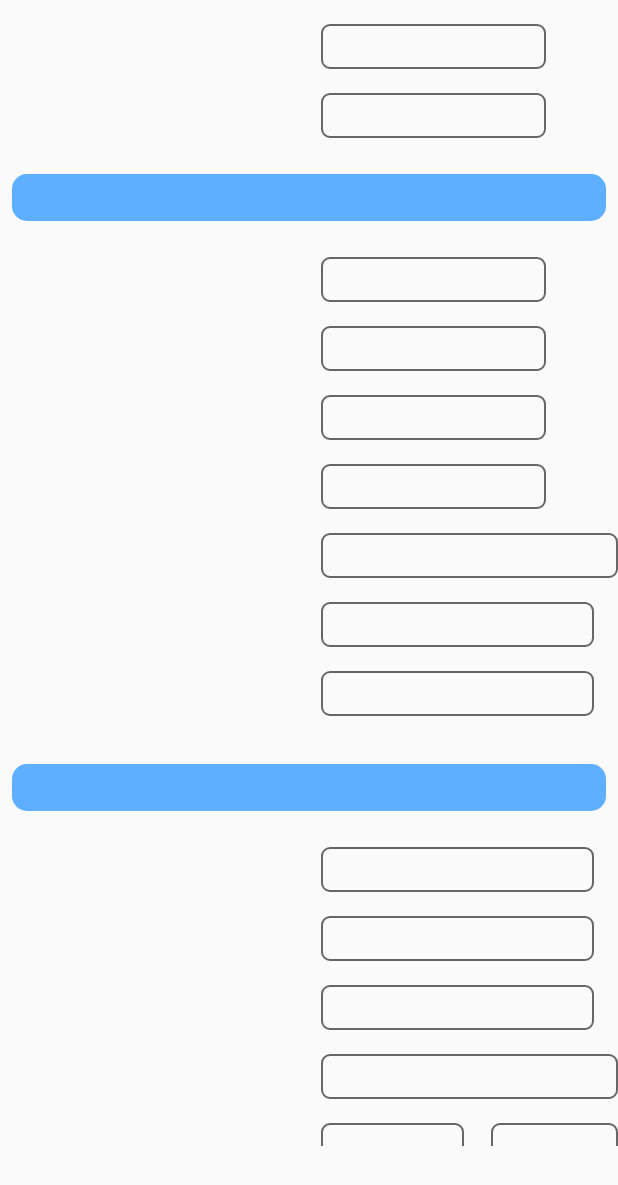
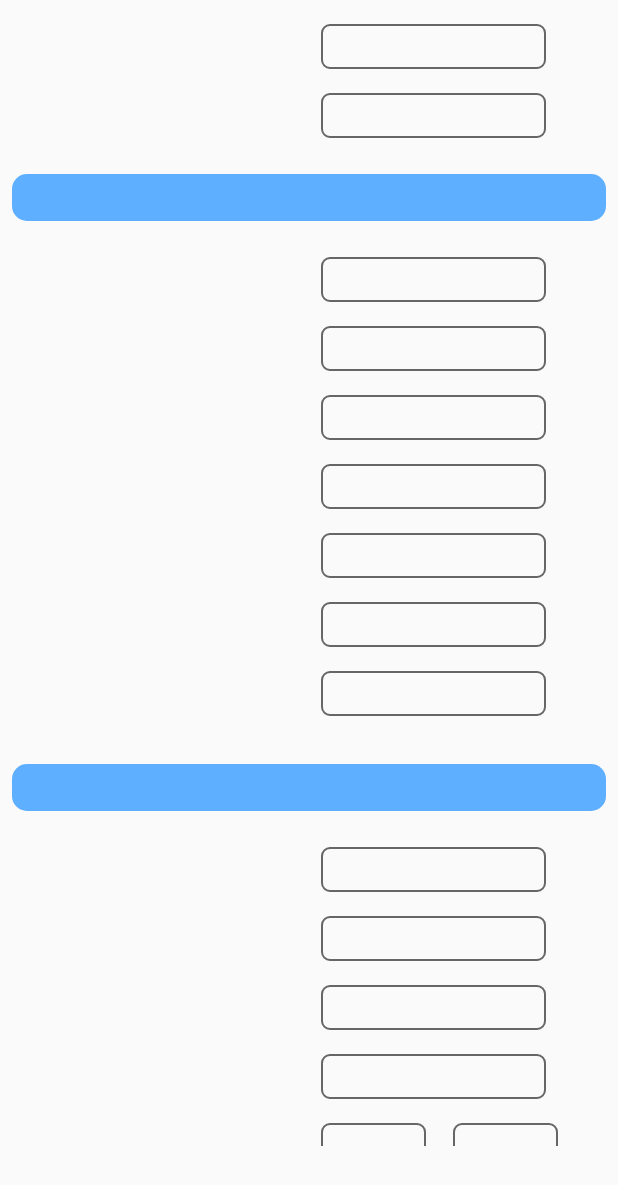
Before and after one commit to Enaxom/osg-patrol, an Android app: the layout fragment_input.xml on its own in the app's theme, with its tools: preview values and no code run, on a phone screen of 412 x 824 dp. Shown: the top 1185 px of the screen. Run offline under Robolectric (Android 15) with nearby library versions, the phone set to English and light mode, and no system bars.

Commit message:
modif layout mobile

```diff
--- a/app/src/main/res/layout/fragment_input.xml
+++ b/app/src/main/res/layout/fragment_input.xml
@@ -44,6 +44,8 @@
                         android:layout_height="wrap_content"
                         android:layout_gravity="top"
                         android:layout_marginTop="8dp"
+                        android:layout_marginEnd="10dp"
+                        android:gravity="end"
                         android:layout_alignParentEnd="true"
                         android:textColor="@color/black"
                         android:textSize="@dimen/medium_text"/>
@@ -89,6 +91,8 @@
                         android:layout_height="wrap_content"
                         android:layout_gravity="top"
                         android:layout_marginTop="8dp"
+                        android:layout_marginEnd="10dp"
+                        android:gravity="end"
                         android:textColor="@color/black"
                         android:layout_alignParentEnd="true"
                         android:textSize="@dimen/medium_text"/>
@@ -117,75 +121,6 @@
 
         </LinearLayout>
 
-        <!--
-        <LinearLayout
-            android:id="@+id/linearLayout"
-            android:layout_width="match_parent"
-            android:layout_height="wrap_content"
-            android:paddingTop="15dp"
-            android:orientation="vertical"
-            android:descendantFocusability="beforeDescendants"
-            android:focusableInTouchMode="true"
-            app:layout_constraintEnd_toEndOf="parent"
-            app:layout_constraintStart_toStartOf="parent"
-            app:layout_constraintTop_toTopOf="parent">
-
-            <LinearLayout
-                android:layout_width="wrap_content"
-                android:layout_height="wrap_content"
-                android:orientation="horizontal"
-                android:layout_weight="1"
-                android:gravity="center">
-
-                <TextView
-                    android:id="@+id/txtTeam"
-                    android:layout_width="wrap_content"
-                    android:layout_height="wrap_content"
-                    android:layout_gravity="top"
-                    android:layout_marginTop="8dp"
-                    android:textColor="@color/black"
-                    android:textSize="@dimen/medium_text" />
-
-                <Spinner
-                    android:id="@+id/spinTeam"
-                    android:layout_width="150dp"
-                    android:layout_height="30dp"
-                    android:layout_gravity="top"
-                    android:layout_marginStart="8dp"
-                    android:layout_marginTop="8dp"
-                    android:background="@drawable/spinner" />
-
-            </LinearLayout>
-
-            <LinearLayout
-                android:layout_width="wrap_content"
-                android:layout_height="wrap_content"
-                android:orientation="horizontal"
-                android:layout_weight="1"
-                android:gravity="center">
-
-                <TextView
-                    android:id="@+id/txtUser"
-                    android:layout_width="wrap_content"
-                    android:layout_height="wrap_content"
-                    android:layout_gravity="top"
-                    android:layout_marginTop="8dp"
-                    android:textColor="@color/black"
-                    android:textSize="@dimen/medium_text" />
-
-                <Spinner
-                    android:id="@+id/spinUser"
-                    android:layout_width="150dp"
-                    android:layout_height="30dp"
-                    android:layout_gravity="top"
-                    android:layout_marginStart="8dp"
-                    android:layout_marginTop="8dp"
-                    android:layout_marginEnd="16dp"
-                    android:background="@drawable/spinner" />
-
-            </LinearLayout>
-        </LinearLayout>
--->
         <LinearLayout
             android:id="@+id/address"
             android:layout_width="match_parent"
@@ -241,6 +176,7 @@
                         android:layout_gravity="top"
                         android:layout_marginTop="8dp"
                         android:layout_marginEnd="10dp"
+                        android:gravity="end"
                         android:textColor="@color/black"
                         android:layout_alignParentEnd="true"
                         android:textSize="@dimen/medium_text"/>
@@ -288,6 +224,7 @@
                         android:layout_gravity="top"
                         android:layout_marginTop="8dp"
                         android:layout_marginEnd="10dp"
+                        android:gravity="end"
                         android:textColor="@color/black"
                         android:layout_alignParentEnd="true"
                         android:textSize="@dimen/medium_text"/>
@@ -336,6 +273,7 @@
                         android:layout_marginTop="8dp"
                         android:layout_marginEnd="10dp"
                         android:textColor="@color/black"
+                        android:gravity="end"
                         android:layout_alignParentEnd="true"
                         android:textSize="@dimen/medium_text" />
 
@@ -383,6 +321,7 @@
                         android:layout_gravity="top"
                         android:layout_marginTop="8dp"
                         android:layout_marginEnd="10dp"
+                        android:gravity="end"
                         android:textColor="@color/black"
                         android:layout_alignParentEnd="true"
                         android:textSize="@dimen/medium_text" />
@@ -430,6 +369,7 @@
                         android:layout_gravity="top"
                         android:layout_marginTop="8dp"
                         android:layout_marginEnd="10dp"
+                        android:gravity="end"
                         android:textColor="@color/black"
                         android:layout_alignParentEnd="true"
                         android:textSize="@dimen/medium_text" />
@@ -443,7 +383,7 @@
 
                     <EditText
                         android:id="@+id/etPillar"
-                        android:layout_width="210dp"
+                        android:layout_width="150dp"
                         android:layout_height="30dp"
                         android:textColorHint="#00FFFFFF"
                         android:background="@drawable/spinner"
@@ -482,6 +422,7 @@
                         android:layout_gravity="top"
                         android:layout_marginTop="8dp"
                         android:layout_marginEnd="10dp"
+                        android:gravity="end"
                         android:textColor="@color/black"
                         android:layout_alignParentEnd="true"
                         android:textSize="@dimen/medium_text" />
@@ -495,7 +436,7 @@
 
                     <Spinner
                         android:id="@+id/spinSpaceCat"
-                        android:layout_width="210dp"
+                        android:layout_width="150dp"
                         android:layout_height="30dp"
                         android:layout_gravity="top"
                         android:layout_marginStart="8dp"
@@ -530,6 +471,7 @@
                         android:layout_gravity="top"
                         android:layout_marginTop="8dp"
                         android:layout_marginEnd="10dp"
+                        android:gravity="end"
                         android:textColor="@color/black"
                         android:layout_alignParentEnd="true"
                         android:textSize="@dimen/medium_text" />
@@ -543,7 +485,7 @@
 
                     <Spinner
                         android:id="@+id/spinSpace"
-                        android:layout_width="210dp"
+                        android:layout_width="150dp"
                         android:layout_height="30dp"
                         android:layout_gravity="top"
                         android:layout_marginStart="8dp"
@@ -614,6 +556,7 @@
                         android:layout_gravity="top"
                         android:layout_marginTop="8dp"
                         android:layout_marginEnd="10dp"
+                        android:gravity="end"
                         android:textColor="@color/black"
                         android:layout_alignParentEnd="true"
                         android:textSize="@dimen/medium_text" />
@@ -627,7 +570,7 @@
 
                     <Spinner
                         android:id="@+id/spinNature"
-                        android:layout_width="210dp"
+                        android:layout_width="150dp"
                         android:layout_height="30dp"
                         android:layout_gravity="top"
                         android:layout_marginStart="8dp"
@@ -661,6 +604,7 @@
                         android:layout_gravity="top"
                         android:layout_marginTop="8dp"
                         android:layout_marginEnd="10dp"
+                        android:gravity="end"
                         android:textColor="@color/black"
                         android:layout_alignParentEnd="true"
                         android:textSize="@dimen/medium_text" />
@@ -674,7 +618,7 @@
 
                     <Spinner
                         android:id="@+id/spinFrequency"
-                        android:layout_width="210dp"
+                        android:layout_width="150dp"
                         android:layout_height="30dp"
                         android:layout_gravity="top"
                         android:layout_marginStart="8dp"
@@ -708,6 +652,7 @@
                         android:layout_gravity="top"
                         android:layout_marginTop="8dp"
                         android:layout_marginEnd="10dp"
+                        android:gravity="end"
                         android:textColor="@color/black"
                         android:layout_alignParentEnd="true"
                         android:textSize="@dimen/medium_text" />
@@ -721,7 +666,7 @@
 
                     <Spinner
                         android:id="@+id/spinMaterial"
-                        android:layout_width="210dp"
+                        android:layout_width="150dp"
                         android:layout_height="30dp"
                         android:layout_gravity="top"
                         android:layout_marginStart="8dp"
@@ -755,6 +700,7 @@
                         android:layout_gravity="top"
                         android:layout_marginTop="8dp"
                         android:layout_marginEnd="10dp"
+                        android:gravity="end"
                         android:textColor="@color/black"
                         android:layout_alignParentEnd="true"
                         android:textSize="@dimen/medium_text" />
@@ -768,7 +714,7 @@
 
                     <EditText
                         android:id="@+id/etCode"
-                        android:layout_width="210dp"
+                        android:layout_width="150dp"
                         android:layout_height="30dp"
                         android:textColorHint="#00FFFFFF"
                         android:background="@drawable/spinner"
@@ -805,6 +751,7 @@
                         android:layout_gravity="top"
                         android:layout_marginTop="8dp"
                         android:layout_marginEnd="10dp"
+                        android:gravity="end"
                         android:textColor="@color/black"
                         android:layout_alignParentEnd="true"
                         android:textSize="@dimen/medium_text" />
@@ -824,7 +771,7 @@
 
                         <EditText
                             android:id="@+id/etDateStart"
-                            android:layout_width="wrap_content"
+                            android:layout_width="70dp"
                             android:layout_height="30dp"
                             android:hint="@string/dateFormat"
                             android:focusable="false"
@@ -840,7 +787,7 @@
 
                         <EditText
                             android:id="@+id/etTimeStart"
-                            android:layout_width="wrap_content"
+                            android:layout_width="70dp"
                             android:layout_height="30dp"
                             android:hint="@string/dateFormat"
                             android:focusable="false"
@@ -879,6 +826,7 @@
                         android:layout_gravity="top"
                         android:layout_marginTop="8dp"
                         android:layout_marginEnd="10dp"
+                        android:gravity="end"
                         android:textColor="@color/black"
                         android:layout_alignParentEnd="true"
                         android:textSize="@dimen/medium_text" />
@@ -898,7 +846,7 @@
 
                         <EditText
                             android:id="@+id/etDateEnd"
-                            android:layout_width="wrap_content"
+                            android:layout_width="70dp"
                             android:layout_height="30dp"
                             android:hint="@string/dateFormat"
                             android:focusable="false"
@@ -913,7 +861,7 @@
 
                         <EditText
                             android:id="@+id/etTimeEnd"
-                            android:layout_width="wrap_content"
+                            android:layout_width="70dp"
                             android:layout_height="30dp"
                             android:hint="@string/dateFormat"
                             android:focusable="false"
@@ -1279,6 +1227,7 @@
                         android:layout_marginTop="16dp"
                         android:layout_marginEnd="10dp"
                         android:layout_gravity="top"
+                        android:gravity="end"
                         android:textSize="@dimen/medium_text"/>
 
                 </RelativeLayout>
@@ -1290,7 +1239,7 @@
 
                     <Spinner
                         android:id="@+id/spinDetail1"
-                        android:layout_width="210dp"
+                        android:layout_width="150dp"
                         android:layout_height="30dp"
                         android:layout_alignParentStart="true"
                         android:visibility="invisible"
@@ -1326,6 +1275,7 @@
                         android:layout_marginTop="16dp"
                         android:layout_marginEnd="10dp"
                         android:layout_gravity="top"
+                        android:gravity="end"
                         android:textSize="@dimen/medium_text"/>
 
                 </RelativeLayout>
@@ -1337,7 +1287,7 @@
 
                     <Spinner
                         android:id="@+id/spinDetail2"
-                        android:layout_width="210dp"
+                        android:layout_width="150dp"
                         android:layout_height="30dp"
                         android:layout_alignParentStart="true"
                         android:visibility="invisible"
@@ -1373,6 +1323,7 @@
                         android:layout_marginTop="16dp"
                         android:layout_marginEnd="10dp"
                         android:layout_gravity="top"
+                        android:gravity="end"
                         android:textSize="@dimen/medium_text" />
 
                 </RelativeLayout>
@@ -1384,7 +1335,7 @@
 
                     <Spinner
                         android:id="@+id/spinDetail3"
-                        android:layout_width="210dp"
+                        android:layout_width="150dp"
                         android:layout_height="30dp"
                         android:layout_alignParentStart="true"
                         android:visibility="invisible"
@@ -1420,6 +1371,7 @@
                         android:layout_marginTop="16dp"
                         android:layout_marginEnd="10dp"
                         android:layout_gravity="top"
+                        android:gravity="end"
                         android:textSize="@dimen/medium_text" />
 
                 </RelativeLayout>
@@ -1431,7 +1383,7 @@
 
                     <Spinner
                         android:id="@+id/spinDetail4"
-                        android:layout_width="210dp"
+                        android:layout_width="150dp"
                         android:layout_height="30dp"
                         android:layout_alignParentStart="true"
                         android:visibility="invisible"
@@ -1467,6 +1419,7 @@
                         android:layout_marginTop="16dp"
                         android:layout_marginEnd="10dp"
                         android:layout_gravity="top"
+                        android:gravity="end"
                         android:textSize="@dimen/medium_text" />
 
                 </RelativeLayout>
@@ -1478,7 +1431,7 @@
 
                     <Spinner
                         android:id="@+id/spinDetail5"
-                        android:layout_width="210dp"
+                        android:layout_width="150dp"
                         android:layout_height="30dp"
                         android:background="@drawable/spinner"
                         android:visibility="invisible"
@@ -1514,6 +1467,7 @@
                         android:layout_marginTop="16dp"
                         android:layout_marginEnd="10dp"
                         android:layout_gravity="top"
+                        android:gravity="end"
                         android:textSize="@dimen/medium_text" />
 
                 </RelativeLayout>
@@ -1525,7 +1479,7 @@
 
                     <Spinner
                         android:id="@+id/spinDetail6"
-                        android:layout_width="210dp"
+                        android:layout_width="150dp"
                         android:layout_height="30dp"
                         android:layout_alignParentStart="true"
                         android:visibility="invisible"
@@ -1558,7 +1512,7 @@
                 <Button
                     android:id="@+id/btnSave"
                     android:background="@drawable/blue_button"
-                    android:layout_width="250dp"
+                    android:layout_width="160dp"
                     android:gravity="center"
                     android:layout_height="wrap_content"
                     android:textSize="@dimen/medium_large_text"/>
@@ -1574,7 +1528,7 @@
                 <Button
                     android:id="@+id/btnClear"
                     android:background="@drawable/gray_button"
-                    android:layout_width="250dp"
+                    android:layout_width="160dp"
                     android:gravity="center"
                     android:layout_height="wrap_content"
                     android:layout_gravity="center"
@@ -1602,7 +1556,7 @@
                 <Button
                     android:id="@+id/btnSaveEdit"
                     android:background="@drawable/blue_button"
-                    android:layout_width="250dp"
+                    android:layout_width="160dp"
                     android:gravity="center"
                     android:layout_height="wrap_content"
                     android:textSize="@dimen/medium_large_text"/>
@@ -1618,7 +1572,7 @@
                 <Button
                     android:id="@+id/btnCancelEdit"
                     android:background="@drawable/gray_button"
-                    android:layout_width="250dp"
+                    android:layout_width="160dp"
                     android:gravity="center"
                     android:layout_height="wrap_content"
                     android:layout_gravity="center"
```
